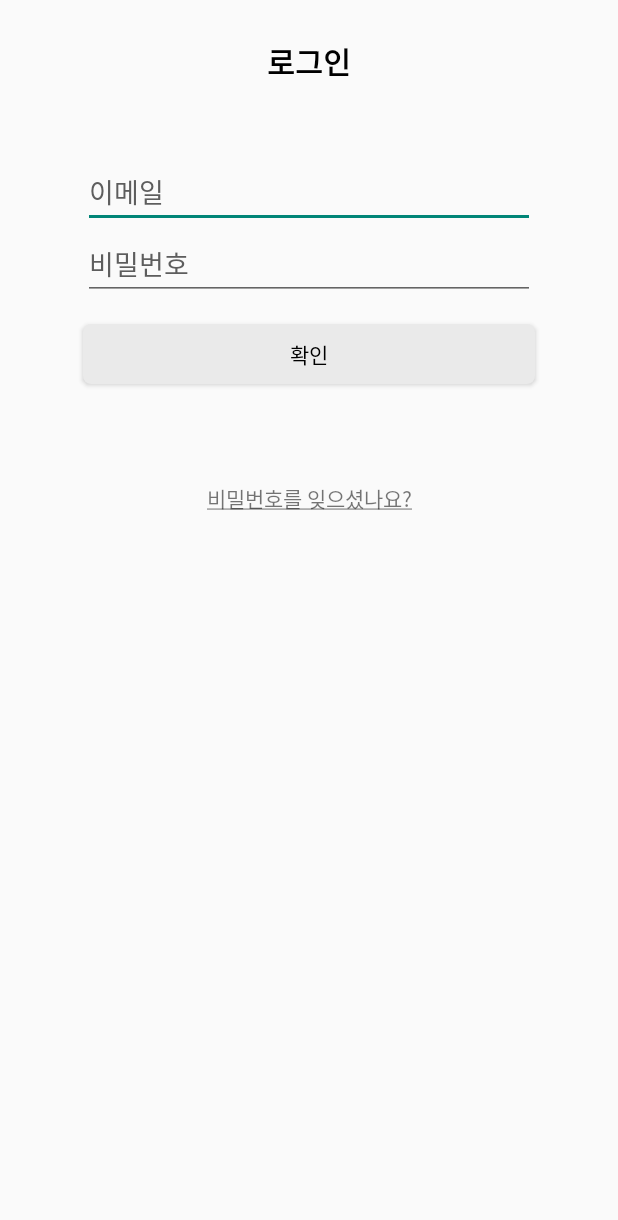
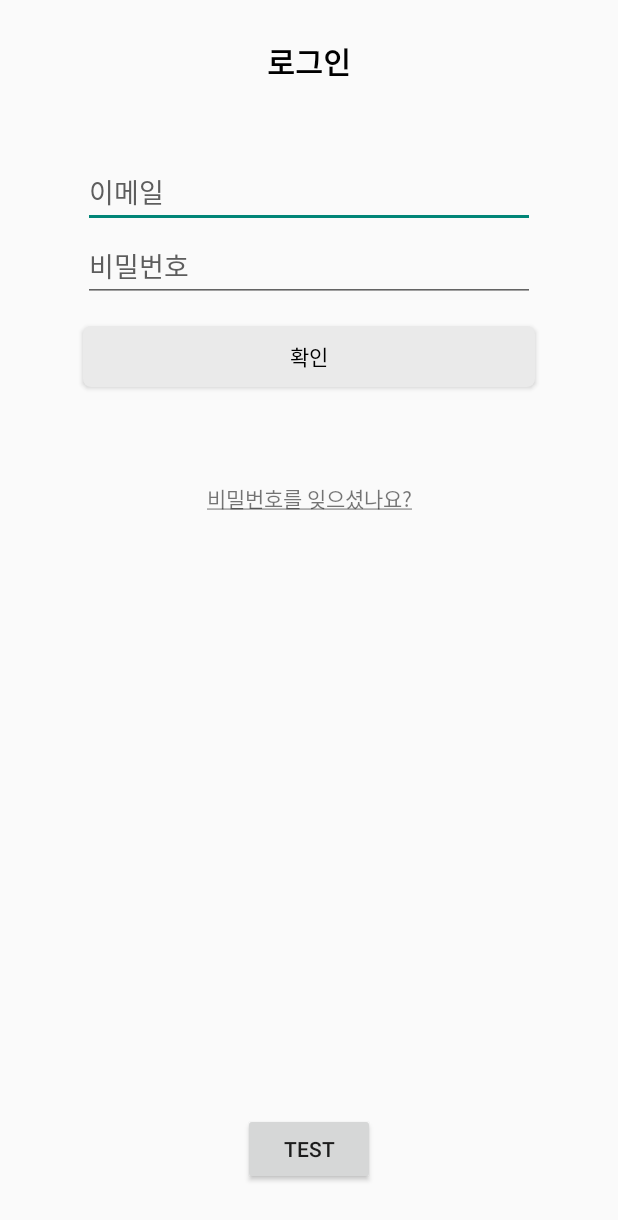
Before and after one commit to KION126/android_java_GganBoo, an Android app: the SigninActivity screen opened directly, with no data from a screen before it, on a phone screen of 412 x 824 dp. Shown: the top 1220 px of the screen. Run offline under Robolectric (Android 15) with nearby library versions, the phone set to English and light mode, and no system bars; our stand-ins replace Firebase (no records; nobody signed in at launch, a user with empty details on screens opened directly).

Commit message:
관리자 계정 테스트

```diff
--- a/app/src/main/java/com/example/gganboo/MainActivity.java
+++ b/app/src/main/java/com/example/gganboo/MainActivity.java
@@ -40,7 +40,7 @@ public class MainActivity extends AppCompatActivity implements View.OnClickListe
             Intent signIntent = new Intent(MainActivity.this, SignupActivity.class);
             startActivity(signIntent);
         } else if(v == binding.btnSignIn){
-            Intent signIntent = new Intent(MainActivity.this, GganBooActivity.class);
+            Intent signIntent = new Intent(MainActivity.this, SigninActivity.class);
             startActivity(signIntent);
         }
     }
--- a/app/src/main/res/layout/activity_main.xml
+++ b/app/src/main/res/layout/activity_main.xml
@@ -9,7 +9,7 @@
 
     <Button
         android:id="@+id/btnSignIn"
-        android:layout_width="0dp"
+        android:layout_width="150dp"
         android:layout_height="40dp"
         android:layout_marginEnd="44dp"
         android:layout_marginBottom="101dp"
@@ -23,9 +23,9 @@
 
     <Button
         android:id="@+id/btnSignUp"
-        android:layout_width="0dp"
+        android:layout_width="150dp"
         android:layout_height="40dp"
-        android:layout_marginStart="57dp"
+        android:layout_marginStart="45dp"
         android:layout_marginEnd="10dp"
         android:background="@drawable/button_type1"
         android:text="회원가입"
--- a/app/src/main/res/layout/activity_signin.xml
+++ b/app/src/main/res/layout/activity_signin.xml
@@ -8,18 +8,28 @@
     tools:context=".signin.SigninActivity">
 
     <Button
+        android:id="@+id/btnTest"
+        android:layout_width="wrap_content"
+        android:layout_height="wrap_content"
+        android:layout_marginBottom="34dp"
+        android:text="test"
+        app:layout_constraintBottom_toBottomOf="parent"
+        app:layout_constraintEnd_toEndOf="parent"
+        app:layout_constraintStart_toStartOf="parent"
+        app:layout_constraintTop_toBottomOf="@+id/txtFindPW" />
+
+    <Button
         android:id="@+id/btnSigninDo"
         android:layout_width="0dp"
-        android:layout_height="40dp"
+        android:layout_height="0dp"
         android:layout_marginStart="55dp"
-        android:layout_marginTop="16dp"
         android:layout_marginEnd="55dp"
-        android:layout_marginBottom="29dp"
+        android:layout_marginBottom="63dp"
         android:background="@drawable/button_type1"
         android:text="확인"
         android:textColor="#000"
+        app:layout_constraintBottom_toTopOf="@+id/txtFindPW"
         app:layout_constraintEnd_toEndOf="parent"
-        app:layout_constraintHorizontal_bias="0.0"
         app:layout_constraintStart_toStartOf="parent"
         app:layout_constraintTop_toBottomOf="@+id/etPW" />
 
@@ -44,7 +54,7 @@
         android:layout_height="wrap_content"
         android:layout_marginStart="55dp"
         android:layout_marginEnd="55dp"
-        android:layout_marginBottom="11dp"
+        android:layout_marginBottom="1dp"
         android:ems="10"
         android:hint="이메일"
         android:inputType="text"
@@ -61,13 +71,13 @@
         android:layout_height="wrap_content"
         android:layout_marginStart="55dp"
         android:layout_marginEnd="55dp"
-        android:layout_marginBottom="40dp"
+        android:layout_marginBottom="16dp"
         android:ems="10"
         android:hint="비밀번호"
         android:inputType="textPassword"
         android:textColor="#5D5D5D"
         android:textColorHint="#5D5D5D"
-        app:layout_constraintBottom_toTopOf="@+id/btnEmailAuth"
+        app:layout_constraintBottom_toTopOf="@+id/btnSigninDo"
         app:layout_constraintEnd_toEndOf="parent"
         app:layout_constraintStart_toStartOf="parent"
         app:layout_constraintTop_toBottomOf="@+id/etEmail" />
@@ -76,10 +86,10 @@
         android:id="@+id/txtFindPW"
         android:layout_width="wrap_content"
         android:layout_height="wrap_content"
-        android:layout_marginBottom="481dp"
-        app:layout_constraintBottom_toBottomOf="parent"
+        android:layout_marginBottom="399dp"
+        android:text="@string/findPW"
+        app:layout_constraintBottom_toTopOf="@+id/btnTest"
         app:layout_constraintEnd_toEndOf="parent"
         app:layout_constraintStart_toStartOf="parent"
-        app:layout_constraintTop_toBottomOf="@+id/btnEmailAuth"
-        android:text="@string/findPW"/>
+        app:layout_constraintTop_toBottomOf="@+id/btnSigninDo" />
 </androidx.constraintlayout.widget.ConstraintLayout>
```
Also changed, not shown: app/src/main/java/com/example/gganboo/signin/SigninActivity.java (+34 -3 lines).
